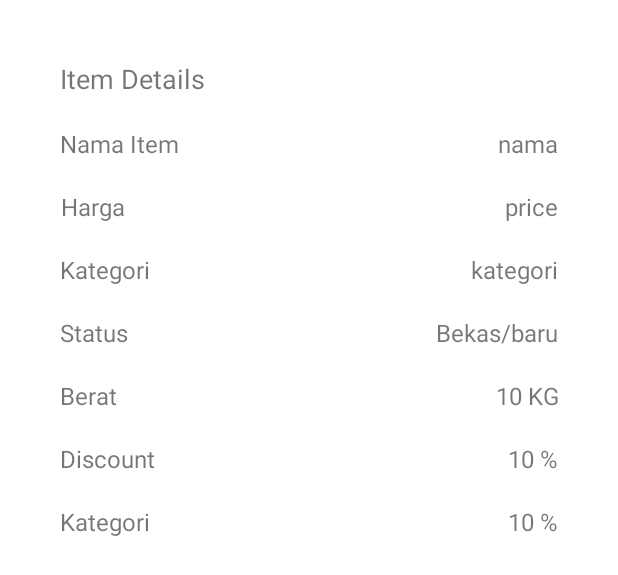
After one commit to Fulkyhariz/jmart-android, an Android app: the layout activity_item_details.xml on its own in the app's theme, with its tools: preview values and no code run, on a phone screen of 412 x 824 dp. The commit adds this screen. Shown: the top 575 px of the screen. Run offline under Robolectric (Android 15) with nearby library versions, the phone set to English and light mode, and no system bars; network calls fail.

Commit message:
item detail dan lain-lain

```diff
--- a/app/src/main/AndroidManifest.xml
+++ b/app/src/main/AndroidManifest.xml
@@ -12,6 +12,9 @@
         android:supportsRtl="true"
         android:theme="@style/Theme.Jmartandroid"
         android:usesCleartextTraffic="true">
+        <activity
+            android:name=".ItemDetailsActivity"
+            android:exported="false" />
         <activity
             android:name=".AboutMeActivity"
             android:exported="false" />
--- a/app/src/main/java/com/fulkyJmartRK/jmart_android/LoginActivity.java
+++ b/app/src/main/java/com/fulkyJmartRK/jmart_android/LoginActivity.java
@@ -57,6 +57,7 @@ implements Response.Listener<String>, Response.ErrorListener{
         String password = passwordInput.getText().toString();
 
         LoginRequest req = new LoginRequest(email, password, this, this);
+        System.out.println(req.getParams());
         RequestQueue queue = Volley.newRequestQueue(this);
         queue.add(req);
     }
--- a/app/src/main/java/com/fulkyJmartRK/jmart_android/request/RequestFactory.java
+++ b/app/src/main/java/com/fulkyJmartRK/jmart_android/request/RequestFactory.java
@@ -7,7 +7,7 @@ import com.android.volley.toolbox.StringRequest;
 
 public class RequestFactory {
     private static final String URL_FORMAT_ID = "http://10.0.2.2:8080/%s/%d";
-    private static final String URL_FORMAT_PAGE = "http://10.0.2.2:8080/%s/page";
+    private static final String URL_FORMAT_PAGE = "http://10.0.2.2:8080/%s/page?page=%s&pageSize=%s";
 
     public static StringRequest getById
             (String parentURL,
@@ -28,6 +28,7 @@ public class RequestFactory {
             )
     {
         String url = String.format(URL_FORMAT_PAGE, parentURI, page, pageSize);
+        System.out.println(url);
         return new StringRequest(Request.Method.GET, url, listener, errorListener);
     }
 }
--- /dev/null
+++ b/app/src/main/res/layout/activity_item_details.xml
@@ -0,0 +1,214 @@
+<?xml version="1.0" encoding="utf-8"?>
+<RelativeLayout xmlns:android="http://schemas.android.com/apk/res/android"
+    xmlns:app="http://schemas.android.com/apk/res-auto"
+    xmlns:tools="http://schemas.android.com/tools"
+    android:layout_width="match_parent"
+    android:layout_height="match_parent"
+    android:layout_margin="20dp"
+    tools:context=".ItemDetailsActivity">
+    <TextView
+        android:id="@+id/item_detail_text"
+        android:layout_width="match_parent"
+        android:layout_height="wrap_content"
+        android:layout_marginTop="20dp"
+        android:layout_marginHorizontal="20dp"
+        android:text="Item Details"
+        android:textSize="18sp" />
+
+    <RelativeLayout
+        android:id="@+id/layout_item_nama"
+        android:layout_width="match_parent"
+        android:layout_height="wrap_content"
+        android:layout_gravity="center_horizontal"
+        android:layout_marginHorizontal="20dp"
+        android:layout_below="@id/item_detail_text"
+        android:layout_marginTop="20dp">
+
+        <TextView
+            android:layout_width="wrap_content"
+            android:layout_height="wrap_content"
+            android:layout_gravity="center"
+            android:layout_marginRight="130dp"
+            android:text="Nama Item"
+            android:textAlignment="center"
+            android:textSize="16dp" />
+
+        <TextView
+            android:id="@+id/name_item_detail"
+            android:layout_width="fill_parent"
+            android:layout_height="wrap_content"
+            android:layout_gravity="end"
+            android:text="nama"
+            android:textAlignment="textEnd"
+            android:textSize="16dp" />
+    </RelativeLayout>
+
+    <RelativeLayout
+        android:id="@+id/layout_item_price"
+        android:layout_width="match_parent"
+        android:layout_height="wrap_content"
+        android:layout_gravity="center_horizontal"
+        android:layout_marginHorizontal="20dp"
+        android:layout_below="@id/layout_item_nama"
+        android:layout_marginTop="20dp">
+
+        <TextView
+            android:layout_width="wrap_content"
+            android:layout_height="wrap_content"
+            android:layout_gravity="center"
+            android:layout_marginRight="130dp"
+            android:text="Harga"
+            android:textAlignment="center"
+            android:textSize="16dp" />
+
+        <TextView
+            android:id="@+id/price_item_detail"
+            android:layout_width="fill_parent"
+            android:layout_height="wrap_content"
+            android:layout_gravity="end"
+            android:text="price"
+            android:textAlignment="textEnd"
+            android:textSize="16dp" />
+    </RelativeLayout>
+
+    <RelativeLayout
+        android:id="@+id/layout_item_category"
+        android:layout_width="match_parent"
+        android:layout_height="wrap_content"
+        android:layout_gravity="center_horizontal"
+        android:layout_marginHorizontal="20dp"
+        android:layout_below="@+id/layout_item_price"
+        android:layout_marginTop="20dp">
+
+        <TextView
+            android:layout_width="wrap_content"
+            android:layout_height="wrap_content"
+            android:layout_gravity="center"
+            android:layout_marginRight="130dp"
+            android:text="Kategori"
+            android:textAlignment="center"
+            android:textSize="16dp" />
+
+        <TextView
+            android:id="@+id/category_item_detail"
+            android:layout_width="fill_parent"
+            android:layout_height="wrap_content"
+            android:layout_gravity="end"
+            android:text="kategori"
+            android:textAlignment="textEnd"
+            android:textSize="16dp" />
+    </RelativeLayout>
+
+    <RelativeLayout
+        android:id="@+id/layout_item_status"
+        android:layout_width="match_parent"
+        android:layout_height="wrap_content"
+        android:layout_gravity="center_horizontal"
+        android:layout_marginHorizontal="20dp"
+        android:layout_below="@+id/layout_item_category"
+        android:layout_marginTop="20dp">
+
+        <TextView
+            android:layout_width="wrap_content"
+            android:layout_height="wrap_content"
+            android:layout_gravity="center"
+            android:layout_marginRight="130dp"
+            android:text="Status"
+            android:textAlignment="center"
+            android:textSize="16dp" />
+
+        <TextView
+            android:id="@+id/status_item_detail"
+            android:layout_width="fill_parent"
+            android:layout_height="wrap_content"
+            android:layout_gravity="end"
+            android:text="Bekas/baru"
+            android:textAlignment="textEnd"
+            android:textSize="16dp" />
+    </RelativeLayout>
+
+    <RelativeLayout
+        android:id="@+id/layout_item_weight"
+        android:layout_width="match_parent"
+        android:layout_height="wrap_content"
+        android:layout_gravity="center_horizontal"
+        android:layout_marginHorizontal="20dp"
+        android:layout_below="@+id/layout_item_status"
+        android:layout_marginTop="20dp">
+
+        <TextView
+            android:layout_width="wrap_content"
+            android:layout_height="wrap_content"
+            android:layout_gravity="center"
+            android:layout_marginRight="130dp"
+            android:text="Berat"
+            android:textAlignment="center"
+            android:textSize="16dp" />
+
+        <TextView
+            android:id="@+id/weight_item_detail"
+            android:layout_width="fill_parent"
+            android:layout_height="wrap_content"
+            android:layout_gravity="end"
+            android:text="10 KG"
+            android:textAlignment="textEnd"
+            android:textSize="16dp" />
+    </RelativeLayout>
+
+    <RelativeLayout
+        android:id="@+id/layout_item_discount"
+        android:layout_width="match_parent"
+        android:layout_height="wrap_content"
+        android:layout_gravity="center_horizontal"
+        android:layout_marginHorizontal="20dp"
+        android:layout_below="@+id/layout_item_weight"
+        android:layout_marginTop="20dp">
+
+        <TextView
+            android:layout_width="wrap_content"
+            android:layout_height="wrap_content"
+            android:layout_gravity="center"
+            android:layout_marginRight="130dp"
+            android:text="Discount"
+            android:textAlignment="center"
+            android:textSize="16dp" />
+
+        <TextView
+            android:id="@+id/discount_item_detail"
+            android:layout_width="fill_parent"
+            android:layout_height="wrap_content"
+            android:layout_gravity="end"
+            android:text="10 %"
+            android:textAlignment="textEnd"
+            android:textSize="16dp" />
+    </RelativeLayout>
+
+    <RelativeLayout
+        android:id="@+id/layout_item_shipment"
+        android:layout_width="match_parent"
+        android:layout_height="wrap_content"
+        android:layout_gravity="center_horizontal"
+        android:layout_marginHorizontal="20dp"
+        android:layout_below="@+id/layout_item_discount"
+        android:layout_marginTop="20dp">
+
+        <TextView
+            android:layout_width="wrap_content"
+            android:layout_height="wrap_content"
+            android:layout_gravity="center"
+            android:layout_marginRight="130dp"
+            android:text="Kategori"
+            android:textAlignment="center"
+            android:textSize="16dp" />
+
+        <TextView
+            android:id="@+id/shipment_item_detail"
+            android:layout_width="fill_parent"
+            android:layout_height="wrap_content"
+            android:layout_gravity="end"
+            android:text="10 %"
+            android:textAlignment="textEnd"
+            android:textSize="16dp" />
+    </RelativeLayout>
+
+</RelativeLayout>
--- a/app/src/main/res/layout/fragment_products.xml
+++ b/app/src/main/res/layout/fragment_products.xml
@@ -44,6 +44,7 @@
         android:id="@+id/list_product"
         android:layout_width="match_parent"
         android:layout_height="match_parent"
-        android:layout_marginTop="50dp"/>
+        android:layout_marginTop="50dp"
+        android:descendantFocusability="blocksDescendants" />
 
 </FrameLayout>
```
Also changed, not shown: app/src/main/java/com/fulkyJmartRK/jmart_android/FilterFragment.java (+24 -1 lines), app/src/main/java/com/fulkyJmartRK/jmart_android/ItemDetailsActivity.java (added, +59 -0 lines), app/src/main/java/com/fulkyJmartRK/jmart_android/ProductsFragment.java (+68 -9 lines), app/src/main/java/com/fulkyJmartRK/jmart_android/model/Filter.java (added, +31 -0 lines), app/src/main/java/com/fulkyJmartRK/jmart_android/model/Product.java (+19 -1 lines), app/src/main/java/com/fulkyJmartRK/jmart_android/request/GetProductRequest.java (deleted, +0 -29 lines), app/src/main/res/layout/activity_about_me.xml (+91 -91 lines), app/src/main/res/layout/activity_create_product.xml (+4 -4 lines), app/src/main/res/layout/fragment_filter.xml (+3 -4 lines), app/src/main/res/layout/item_product.xml (+6 -4 lines).
